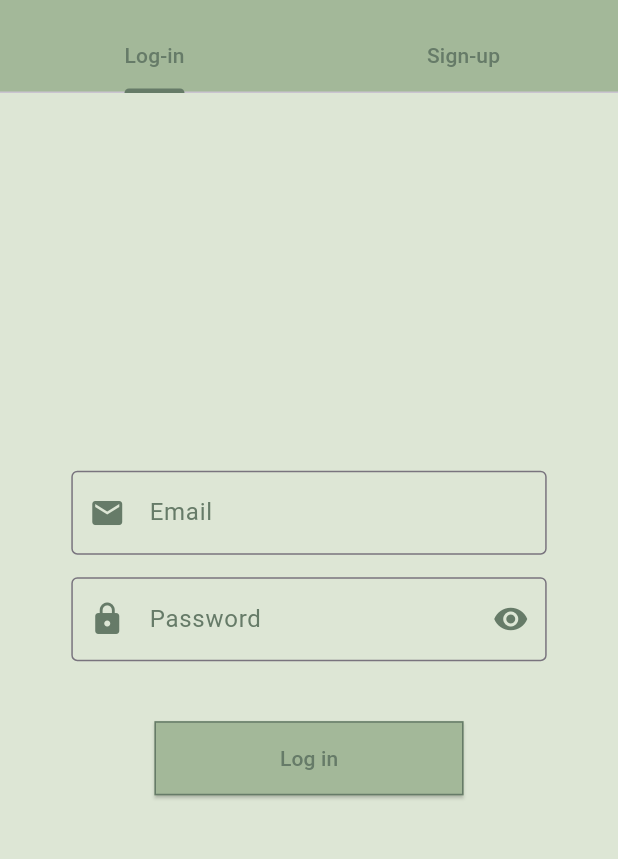
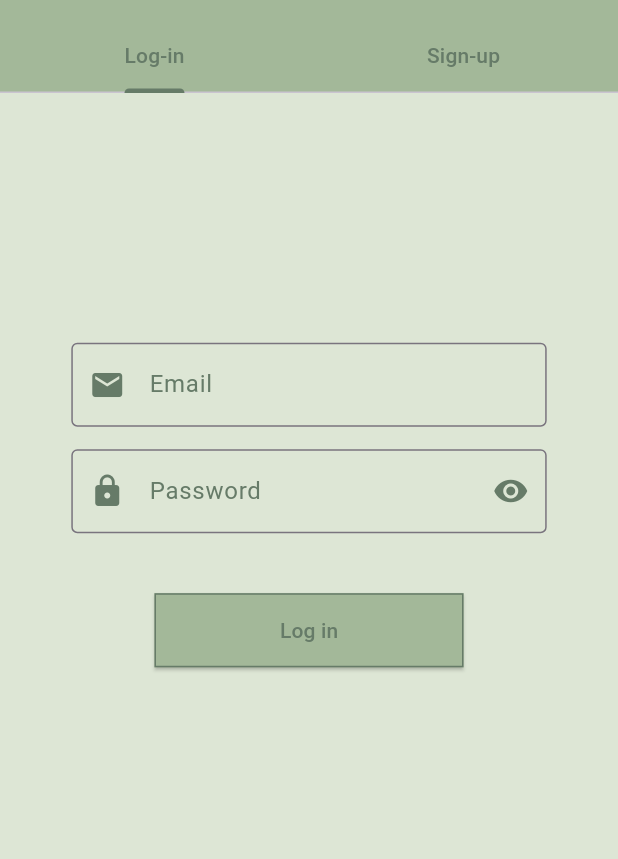
Before and after one commit to simong2/kindred, a Flutter app: the OrgEntry screen opened directly, on a phone screen of 412 x 824 dp, the part 63-922 px from its top. Run offline on Flutter 3.47's test engine with Material 3 defaults, Android fonts, the light colour scheme and no system bars; our stand-ins replace cloud_firestore, firebase_auth, firebase_core, flutter_dotenv; accounts and stored records are empty.

Commit message:
Fix UI Overflowing

```diff
--- a/lib/screens/org/org_register/login.dart
+++ b/lib/screens/org/org_register/login.dart
@@ -39,11 +39,16 @@ class _LoginOrgState extends State<LoginOrg> {
     double width = MediaQuery.sizeOf(context).width;
     double height = MediaQuery.sizeOf(context).height;
 
-    return Form(
+    return SingleChildScrollView(
+      child: ConstrainedBox(
+        constraints: BoxConstraints(
+          minHeight: MediaQuery.of(context).size.height / 1.5,
+        ),
+        child: Center(
+          child: Form(
             key: _formKey,
-      child: Center(
             child: Column(
-          mainAxisAlignment: MainAxisAlignment.center,
+              mainAxisAlignment: MainAxisAlignment.spaceBetween,
               children: [
                 SizedBox(
                   width: width / 1.3,
@@ -59,6 +64,11 @@ class _LoginOrgState extends State<LoginOrg> {
                         borderSide: BorderSide(
                             color: Color(darkGreen)), // Default border color
                       ),
+                      focusedBorder: OutlineInputBorder(
+                        borderSide: BorderSide(
+                            color: Color(darkGreen),
+                            width: 2.0), // Focused border color and width
+                      ),
                     ),
                     validator: (value) => value!.isEmpty || value == null
                         ? 'Email is required'
@@ -72,8 +82,9 @@ class _LoginOrgState extends State<LoginOrg> {
                     controller: _passwordController,
                     obscureText: showPassword,
                     decoration: InputDecoration(
-                  prefixIcon: const Icon(Icons.lock,
-                      color: Color(darkGreen)), // Lock icon color
+                      prefixIcon:
+                          const Icon(Icons.lock, color: Color(darkGreen)),
+                      // Lock icon color
                       suffixIcon: IconButton(
                         onPressed: () {
                           setState(() {
@@ -81,7 +92,9 @@ class _LoginOrgState extends State<LoginOrg> {
                           });
                         },
                         icon: Icon(
-                      showPassword ? Icons.visibility : Icons.visibility_off,
+                          showPassword
+                              ? Icons.visibility
+                              : Icons.visibility_off,
                           color: Color(darkGreen), // Eye icon color
                         ),
                       ),
@@ -107,7 +120,9 @@ class _LoginOrgState extends State<LoginOrg> {
                       foregroundColor: Color(darkGreen), // Text color
                       shape: RoundedRectangleBorder(
                         borderRadius: BorderRadius.circular(0),
-                    side: const BorderSide(color: Color(darkGreen)),
+                        side: const BorderSide(
+                          color: Color(darkGreen),
+                        ),
                       ),
                     ),
                     onPressed: () {
@@ -131,6 +146,8 @@ class _LoginOrgState extends State<LoginOrg> {
               ],
             ),
           ),
+        ),
+      ),
     );
   }
 }
```
Lines whose indentation alone changed are shown as unchanged.
